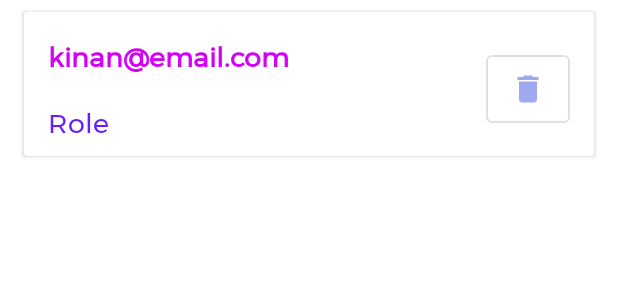
After one commit to kaisalar/SurveyMasterMVVM, an Android app: the layout user_list_item.xml on its own in the app's theme, with its tools: preview values and no code run, on a phone screen of 412 x 824 dp. The commit adds this screen. Shown: the top 300 px of the screen. Run offline under Robolectric (Android 15) with nearby library versions, the phone set to English and light mode, and no system bars; network calls fail.

Commit message:
add Users for Surveys

```diff
--- a/app/src/main/java/com/kaisalar/android_client/ui/survey_detail/PieChartFragment.kt
+++ b/app/src/main/java/com/kaisalar/android_client/ui/survey_detail/PieChartFragment.kt
@@ -72,12 +72,15 @@ class PieChartFragment : Fragment() {
         pie_chart.data = data
 
         // Pie Chart Properties
-//        pie_chart.setUsePercentValues(true)
+//        pie_chart.animateX(1000)
+//        pie_chart.animateY(1500)
+        pie_chart.animateXY(1500, 1500)
         pie_chart.centerTextRadiusPercent = 0f
         pie_chart.holeRadius = 0.0f
         pie_chart.transparentCircleRadius = 0f
         pie_chart.legend.isEnabled = false
         pie_chart.description.isEnabled = false
+//        pie_chart.setUsePercentValues(true)
 //        pie_chart.isDrawHoleEnabled = false
     }
 }
--- a/app/src/main/res/layout/profile_fragment.xml
+++ b/app/src/main/res/layout/profile_fragment.xml
@@ -11,7 +11,7 @@
             app:lottie_rawRes="@raw/person_anim"
             app:lottie_autoPlay="true"
             app:lottie_loop="true"
-            app:layout_constraintBottom_toTopOf="@+id/guideline2" android:layout_marginTop="32dp"
+            android:layout_marginTop="32dp"
             app:layout_constraintTop_toTopOf="parent" app:layout_constraintStart_toStartOf="parent"
             android:layout_marginStart="8dp" app:layout_constraintEnd_toEndOf="parent" android:layout_marginEnd="8dp"
             android:layout_height="200dp"
--- /dev/null
+++ b/app/src/main/res/layout/user_list_item.xml
@@ -0,0 +1,54 @@
+<?xml version="1.0" encoding="utf-8"?>
+<androidx.constraintlayout.widget.ConstraintLayout xmlns:android="http://schemas.android.com/apk/res/android"
+                                                   xmlns:app="http://schemas.android.com/apk/res-auto"
+                                                   xmlns:tools="http://schemas.android.com/tools"
+                                                   android:layout_width="match_parent"
+                                                   android:layout_height="wrap_content">
+
+    <androidx.cardview.widget.CardView android:layout_width="0dp"
+                                       android:layout_height="wrap_content" android:layout_marginTop="8dp"
+                                       app:layout_constraintTop_toTopOf="parent"
+                                       app:layout_constraintStart_toStartOf="parent" android:layout_marginStart="16dp"
+                                       app:layout_constraintEnd_toEndOf="parent" android:layout_marginEnd="16dp"
+                                       android:layout_marginBottom="8dp"
+                                       app:layout_constraintBottom_toBottomOf="parent">
+
+        <androidx.constraintlayout.widget.ConstraintLayout android:layout_width="match_parent"
+                                                           android:layout_height="match_parent">
+
+            <TextView
+                    android:layout_width="wrap_content"
+                    android:layout_height="wrap_content"
+                    android:id="@+id/user_survey_email" app:layout_constraintEnd_toEndOf="parent"
+                    app:layout_constraintStart_toStartOf="parent" android:layout_marginStart="16dp"
+                    android:layout_marginTop="16dp" app:layout_constraintTop_toTopOf="parent"
+                    tools:text="kinan@email.com" android:textSize="18sp" android:textStyle="bold"
+                    android:textColor="#D500F9" app:layout_constraintHorizontal_bias="0.0"/>
+            <TextView
+                    android:layout_width="wrap_content"
+                    android:layout_height="wrap_content"
+                    android:id="@+id/user_survey_role" tools:text="Role"
+                    android:textSize="18sp" android:textColor="#651FFF"
+                    app:layout_constraintTop_toBottomOf="@+id/user_survey_email"
+                    app:layout_constraintStart_toStartOf="@+id/user_survey_email" android:layout_marginEnd="8dp"
+                    app:layout_constraintEnd_toEndOf="parent" app:layout_constraintHorizontal_bias="0.0"
+                    android:layout_marginTop="16dp" android:layout_marginBottom="8dp"
+                    app:layout_constraintBottom_toBottomOf="parent" app:layout_constraintVertical_bias="0.0"/>
+
+            <com.google.android.material.button.MaterialButton
+                    android:layout_width="56dp"
+                    android:layout_height="57dp"
+                    android:drawableEnd="@drawable/ic_delete"
+                    app:icon="@drawable/ic_delete"
+                    app:iconTint="@color/color3"
+                    app:rippleColor="@color/color2"
+                    android:textColor="@color/color3"
+                    style="@style/Widget.MaterialComponents.Button.OutlinedButton"
+                    android:layout_marginEnd="16dp"
+                    app:layout_constraintEnd_toEndOf="parent" android:layout_marginBottom="16dp"
+                    app:layout_constraintBottom_toBottomOf="parent" android:id="@+id/user_survey_delete_role_button"/>
+        </androidx.constraintlayout.widget.ConstraintLayout>
+
+    </androidx.cardview.widget.CardView>
+
+</androidx.constraintlayout.widget.ConstraintLayout>
```
Also changed, not shown: app/src/main/java/com/kaisalar/android_client/data/SurveyRepository.kt (+12 -0 lines), app/src/main/java/com/kaisalar/android_client/data/webservice/HttpServicesConstants.kt (+5 -2 lines), app/src/main/java/com/kaisalar/android_client/data/webservice/SurveysService.kt (+28 -0 lines), app/src/main/java/com/kaisalar/android_client/ui/survey_detail/ReportsActivity.kt (+7 -5 lines), app/src/main/java/com/kaisalar/android_client/ui/survey_detail/SurveyDetailsViewModel.kt (+13 -0 lines), app/src/main/java/com/kaisalar/android_client/ui/survey_detail/UsersAdapter.kt (added, +42 -0 lines), app/src/main/java/com/kaisalar/android_client/ui/survey_detail/UsersFragment.kt (added, +103 -0 lines), app/src/main/res/layout/fragment_users.xml (added, +26 -0 lines).
